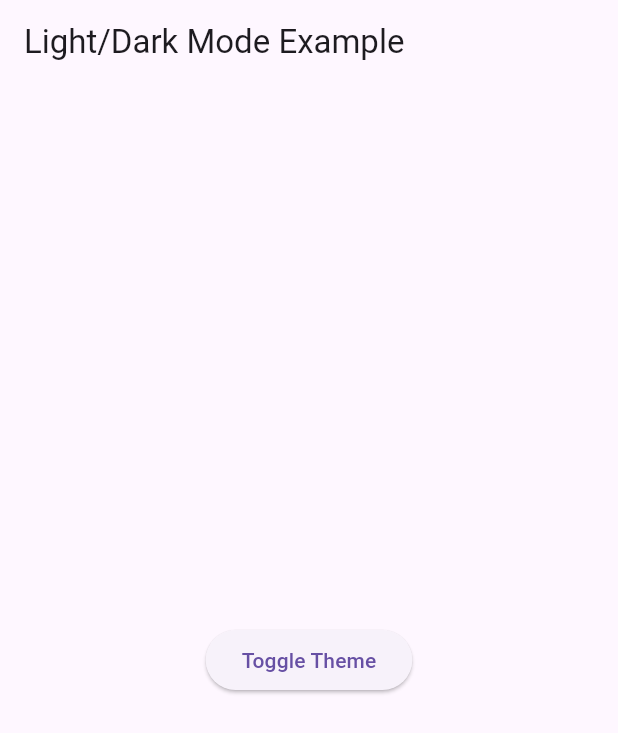
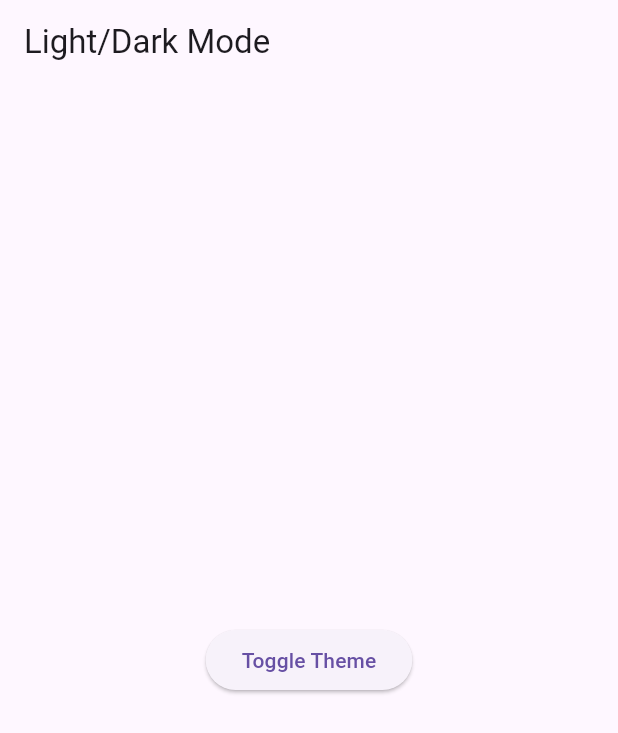
Before and after one commit to SeeVetri/Intern_Project_1, a Flutter app: the screen it shows after launch, on a phone screen of 412 x 824 dp. Shown: the top 733 px of the screen. Run offline on Flutter 3.47's test engine with Material 3 defaults, Android fonts, the phone set to English and light mode, and no system bars.

Commit message:
first commit

```diff
--- a/lib/main.dart
+++ b/lib/main.dart
@@ -32,7 +32,7 @@ class HomeScreen extends StatelessWidget {
   Widget build(BuildContext context) {
     return Scaffold(
       appBar: AppBar(
-        title: Text('Light/Dark Mode Example'),
+        title: Text('Light/Dark Mode'),
       ),
       body: Center(
         child: Consumer<ThemeModeProvider>(
```
